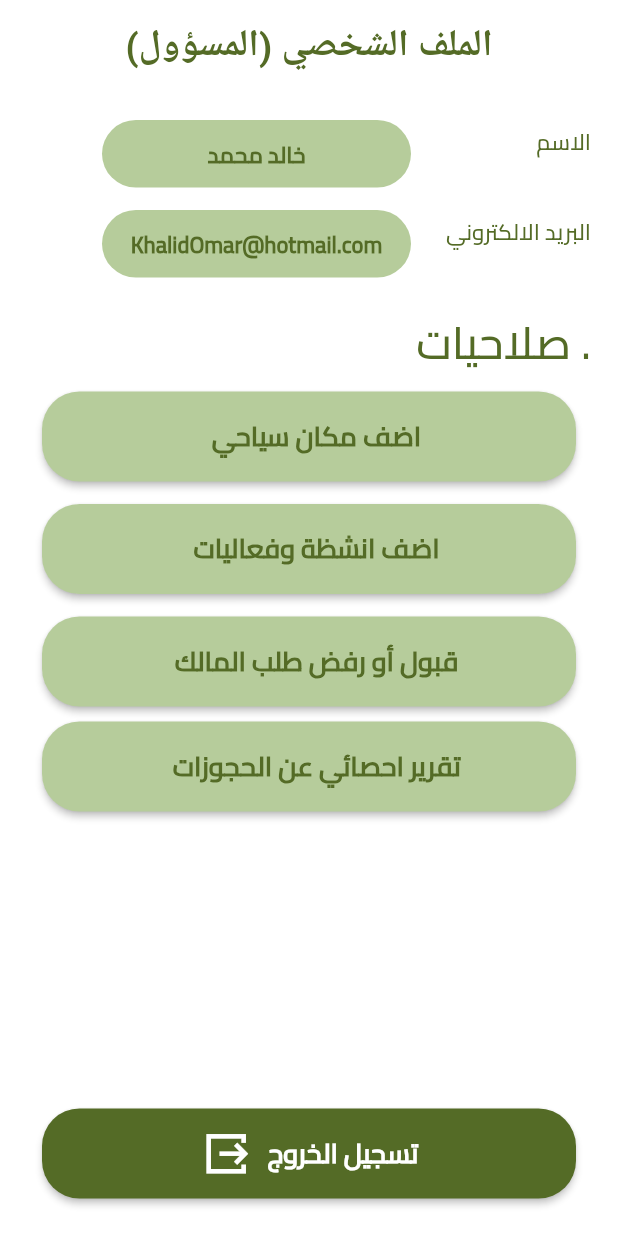
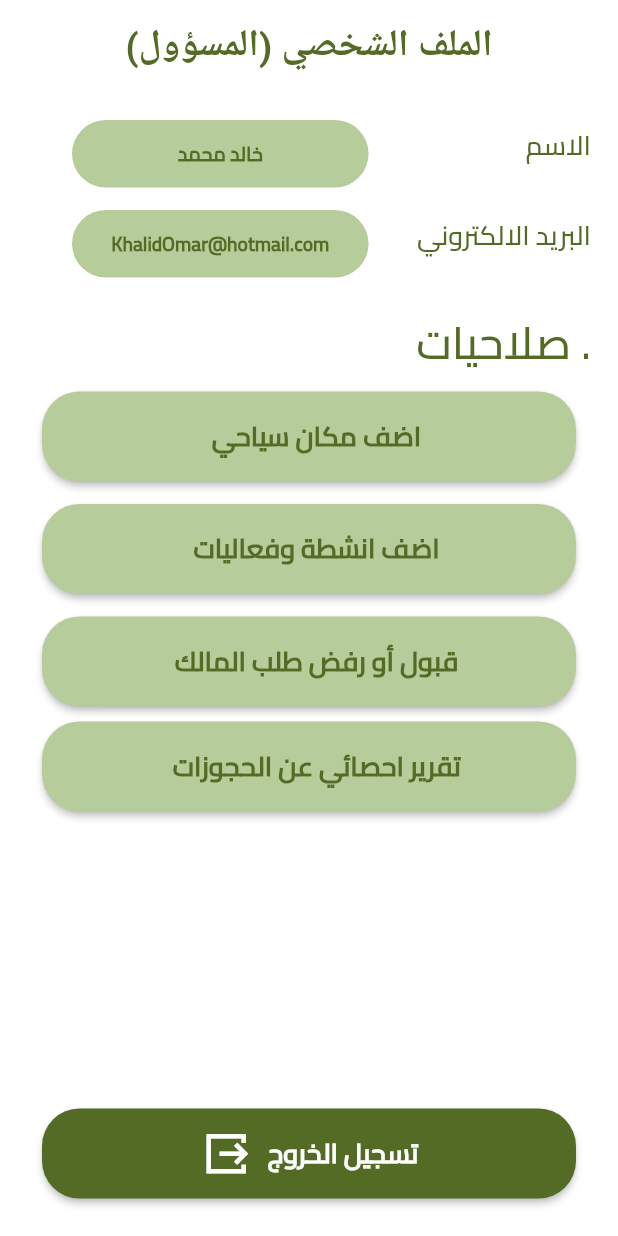
Before and after one commit to EbrahimMShaaban/visit_medina, a Flutter app: the HomeAdmin screen opened directly, on a phone screen of 412 x 824 dp. Run offline on Flutter 3.47's test engine with Material 2 defaults, Android fonts, the phone set to English and light mode, and no system bars; our stand-ins replace awesome_dialog, flutter_bloc, flutter_slider_drawer, smooth_page_indicator.

Commit message:
update all overflow

```diff
--- a/lib/features/Owner/Home/view.dart
+++ b/lib/features/Owner/Home/view.dart
@@ -55,12 +55,12 @@ class HomeOwner extends StatelessWidget {
             ButtonTemplate(
                 color: AppColors.greenlight,
                 colortext: AppColors.green,
-                text1: "اضف انشظة وفعاليات",
+                text1: "أضف أنشطة وفعاليات",
                 onPressed: () {
                   navigateTo(
                       context,
                       ActivitiesOwner(
-                        titleAppBar: "إضافة أنشطة وفعاليات",
+                        titleAppBar: "أضف أنشطة وفعاليات",
                       ));
                 }),
             SizedBox(
--- a/lib/features/administrator/Home/view.dart
+++ b/lib/features/administrator/Home/view.dart
@@ -61,7 +61,7 @@ class HomeAdmin extends StatelessWidget {
             ButtonTemplate(
                 color: AppColors.greenlight,
                 colortext: AppColors.green,
-                text1: "اضف انشظة وفعاليات",
+                text1: "اضف انشطة وفعاليات",
                 onPressed: () {
                   navigateTo(
                       context,
@@ -124,22 +124,29 @@ class ContainerData extends StatelessWidget {
   @override
   Widget build(BuildContext context) {
     return Padding(
-      padding: const EdgeInsets.only(bottom: 15.0, left: 50),
+      padding: const EdgeInsets.only(bottom: 15.0, left: 30),
       child: Row(
         mainAxisAlignment: MainAxisAlignment.spaceBetween,
         crossAxisAlignment: CrossAxisAlignment.start,
         children: [
-          Text(text1, style: AppTextStyles.w600.copyWith(fontSize: 15)),
-          Container(
+          Expanded(
+              flex: 6,
+              child: Text(text1,maxLines: 1,
+                  style: AppTextStyles.w600.copyWith(fontSize: 18))),
+
+          Expanded(
+            flex: 8,
+            child: Container(
               height: 45,
-            width: MediaQuery.of(context).size.width / 2,
+              // width: MediaQuery.of(context).size.width / 2,
               decoration: BoxDecoration(
                   borderRadius: BorderRadius.circular(30),
                   color: AppColors.greenlight),
               child: Center(
                 child: Text(text2,
                     style: AppTextStyles.bold
-                      .copyWith(fontSize: 15, color: AppColors.green)),
+                        .copyWith(fontSize: 13, color: AppColors.green)),
+              ),
             ),
           ),
         ],
```
Also changed, not shown: lib/features/administrator/Accept or reject/view.dart (+18 -9 lines), lib/features/welcamScreen/view.dart (+5 -6 lines). Lines whose indentation alone changed are shown as unchanged.
